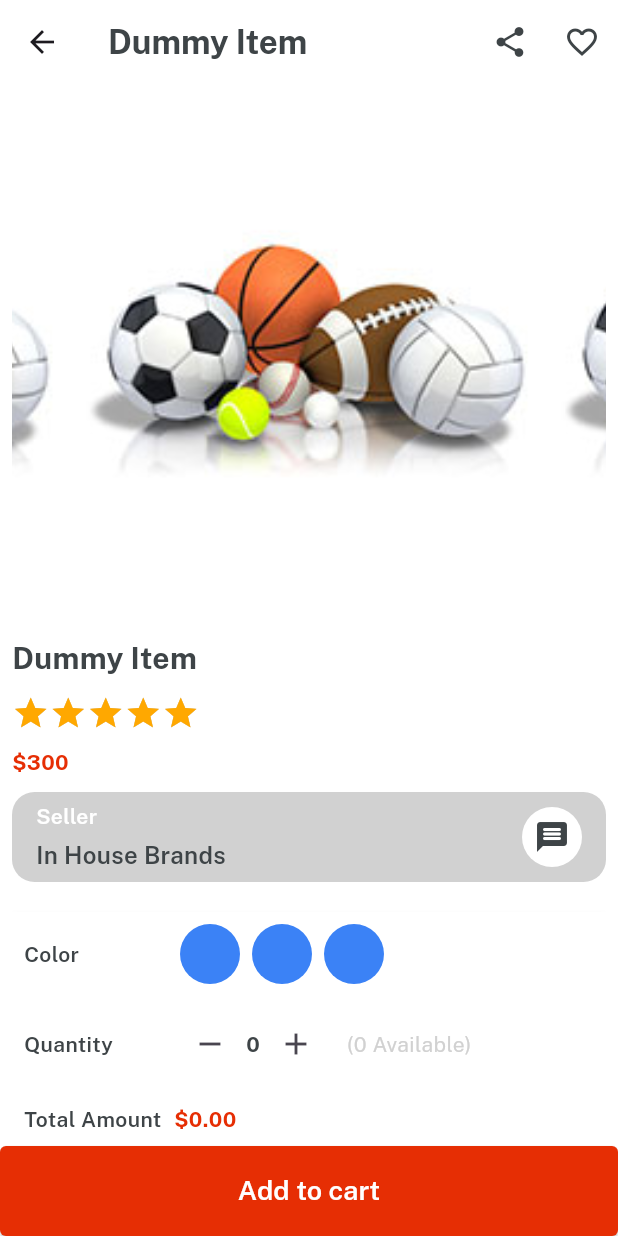
After one commit to nirob1134/e_mart, a Flutter app: the ItemsDetails screen opened directly, on a phone screen of 412 x 824 dp. The commit adds this screen. Run offline on Flutter 3.47's test engine with Material 3 defaults, Android fonts, the light colour scheme and no system bars; drawn by our look-alikes of velocity_x; our stand-ins replace get; statements that could not run were skipped.

Commit message:
categories details and items details page  design

```diff
--- /dev/null
+++ b/lib/screens/categories/items_details.dart
@@ -0,0 +1,307 @@
+import 'package:e_mart/consts/colors.dart';
+import 'package:e_mart/consts/consts.dart';
+import 'package:e_mart/consts/list.dart';
+import 'package:flutter/material.dart';
+import 'package:velocity_x/velocity_x.dart';
+
+import '../../consts/styles.dart';
+
+class ItemsDetails extends StatelessWidget {
+  final String? tittle;
+
+  const ItemsDetails({super.key, required this.tittle});
+
+  @override
+  Widget build(BuildContext context) {
+    return Scaffold(
+      backgroundColor: whiteColor,
+      appBar: AppBar(
+        title: tittle?.text.color(darkFontGrey).fontFamily(bold).make(),
+        actions: [
+          IconButton(
+            onPressed: () {},
+            icon: const Icon(Icons.share, color: darkFontGrey),
+          ),
+          IconButton(
+            onPressed: () {},
+            icon: const Icon(
+              Icons.favorite_border_outlined,
+              color: darkFontGrey,
+            ),
+          ),
+        ],
+      ),
+
+      body: Column(
+          children: [
+            Expanded(
+              child: Padding(
+                padding: const EdgeInsets.all(8),
+                child: SingleChildScrollView(
+                  child: Column(
+                    crossAxisAlignment: CrossAxisAlignment.start,
+                    children: [
+                      // swiper section
+                      VxSwiper.builder(
+                        autoPlay: true,
+                        height: 350,
+                        aspectRatio: 16 / 9,
+                        itemCount: 3,
+                        itemBuilder: (context, index) {
+                          return Image.asset(
+                            imgFc5,
+                            width: double.infinity,
+                            fit: BoxFit.cover,
+                          );
+                        },
+                      ),
+                      10.heightBox,
+                      tittle!.text
+                          .size(20)
+                          .color(darkFontGrey)
+                          .fontFamily(bold)
+                          .make(),
+                      10.heightBox,
+                      VxRating(
+                        onRatingUpdate: (value) {},
+                        normalColor: textfieldGrey,
+                        selectionColor: golden,
+                        count: 5,
+                        size: 25,
+                        stepInt: true,
+                      ),
+                      10.heightBox,
+                      "\$300".text.color(redColor).fontFamily(bold).make(),
+                      10.heightBox,
+                      Row(
+                            children: [
+                              Expanded(
+                                child: Column(
+                                  mainAxisAlignment: MainAxisAlignment.center,
+                                  crossAxisAlignment: CrossAxisAlignment.start,
+                                  children: [
+                                    "Seller".text.white
+                                        .fontFamily(semibold)
+                                        .make(),
+                                    5.heightBox,
+                                    "In House Brands".text
+                                        .fontFamily(semibold)
+                                        .color(darkFontGrey)
+                                        .size(16)
+                                        .make(),
+                                  ],
+                                ),
+                              ),
+                              const CircleAvatar(
+                                backgroundColor: Colors.white,
+                                child: Icon(
+                                  Icons.message_rounded,
+                                  color: darkFontGrey,
+                                ),
+                              ),
+                            ],
+                          ).box
+                          .height(60)
+                          .padding(const EdgeInsets.symmetric(horizontal: 16))
+                          .color(textfieldGrey)
+                          .rounded
+                          .make(),
+
+                      20.heightBox,
+
+                      // Color and total amount
+                      Column(
+                        children: [
+                          Row(
+                            children: [
+                              SizedBox(
+                                width: 100,
+                                child: "Color".text
+                                    .color(darkFontGrey)
+                                    .fontFamily(semibold)
+                                    .make(),
+                              ),
+                              Row(
+                                children: List.generate(
+                                  3,
+                                  (index) => VxBox()
+                                      .size(40, 40)
+                                      .roundedFull
+                                      .color(Vx.randomPrimaryColor)
+                                      .margin(
+                                        EdgeInsets.symmetric(horizontal: 4),
+                                      )
+                                      .make(),
+                                ),
+                              ),
+                            ],
+                          ).box.padding(const EdgeInsets.all(8)).make(),
+
+                          //quantify row
+                          Row(
+                            children: [
+                              SizedBox(
+                                width: 100,
+                                child: "Quantity".text
+                                    .color(darkFontGrey)
+                                    .fontFamily(semibold)
+                                    .make(),
+                              ),
+                              Row(
+                                children: [
+                                  IconButton(
+                                    onPressed: () {},
+                                    icon: Icon(Icons.remove),
+                                  ),
+                                  "0".text
+                                      .color(darkFontGrey)
+                                      .fontFamily(bold)
+                                      .make(),
+                                  IconButton(
+                                    onPressed: () {},
+                                    icon: Icon(Icons.add),
+                                  ),
+                                  10.widthBox,
+                                  "(0 Available)".text
+                                      .color(textfieldGrey)
+                                      .make(),
+                                ],
+                              ),
+                            ],
+                          ).box.padding(const EdgeInsets.all(8)).make(),
+
+                          Row(
+                                children: [
+                                  SizedBox(
+                                    width: 100,
+                                    child: "Total Amount".text
+                                        .color(darkFontGrey)
+                                        .fontFamily(semibold)
+                                        .make(),
+                                  ),
+                                  "\$0.00".text
+                                      .color(redColor)
+                                      .fontFamily(bold)
+                                      .make(),
+                                ],
+                              ).box
+                              .padding(const EdgeInsets.all(8))
+                              .color(Vx.red50)
+                              .make(),
+                        ],
+                      ).box.white.shadowSm.make(),
+
+                      //description section
+                      20.heightBox,
+
+                      Container(
+                        child: Padding(
+                          padding: const EdgeInsets.all(4),
+                          child: Column(
+                            crossAxisAlignment: CrossAxisAlignment.start,
+                            children: [
+                              "Description".text
+                                  .color(darkFontGrey)
+                                  .fontFamily(bold)
+                                  .size(20)
+                                  .make(),
+                              10.heightBox,
+                              "This is a dummy item and dummy description here ..... "
+                                  .text
+                                  .color(darkFontGrey)
+                                  .make(),
+                            ],
+                          ),
+                        ),
+                      ),
+
+                      10.heightBox,
+
+                      // ItemDetailsButton
+                      ListView(
+                        physics: NeverScrollableScrollPhysics(),
+                        shrinkWrap: true,
+                        children: List.generate(
+                          itemsDetailsButton.length,
+                          (index) => ListTile(
+                            contentPadding: EdgeInsets.all(4),
+                            title: "${itemsDetailsButton[index]}".text
+                                .fontFamily(semibold)
+                                .color(darkFontGrey)
+                                .make(),
+                            trailing: Icon(Icons.arrow_forward_ios),
+                          ),
+                        ),
+                      ),
+
+                      20.heightBox,
+                      //product may you like
+
+                      "Products May You Like ". text.fontFamily(bold).color(darkFontGrey).size(20).make(),
+
+                      10.heightBox,
+
+                      SingleChildScrollView(
+                        scrollDirection: Axis.horizontal,
+                        child: Row(
+                          children: List.generate(
+                            6,
+                                (index) =>
+                                Column(
+                                  crossAxisAlignment:
+                                  CrossAxisAlignment.start,
+                                  children: [
+                                    Image.asset(
+                                      imgP1,
+                                      width: 150,
+                                      fit: BoxFit.cover,
+                                    ),
+                                    10.heightBox,
+                                    "Laptop 4GB/64GB".text
+                                        .fontFamily(semibold)
+                                        .color(darkFontGrey)
+                                        .make(),
+                                    5.heightBox,
+                                    "\$600".text
+                                        .color(redColor)
+                                        .fontFamily(bold)
+                                        .make(),
+                                  ],
+                                ).box.white
+                                    .margin(const EdgeInsets.all(5))
+                                    .padding(const EdgeInsets.all(8))
+                                    .rounded
+                                    .make(),
+                          ),
+                        ),
+                      ),
+
+
+                    ],
+                  ),
+                ),
+              ),
+            ),
+            SizedBox(
+              width: double.infinity,
+              height: 60,
+              child: ElevatedButton(
+                style: ElevatedButton.styleFrom(
+                  backgroundColor: redColor,
+                  foregroundColor: Colors.white,
+                  shape: RoundedRectangleBorder(
+                    borderRadius: BorderRadius.circular(4),
+                  ),
+                ),
+                onPressed: () {},
+                child: Text(
+                  "Add to cart",
+                  style: TextStyle(fontFamily: semibold, fontSize: 18),
+                ),
+              ),
+            ),
+          ],
+        ),
+    );
+  }
+}
```
Also changed, not shown: lib/consts/list.dart (+36 -9 lines), lib/screens/categories/categories_details.dart (added, +146 -0 lines), lib/screens/categories/categories_screen.dart (+30 -5 lines).
